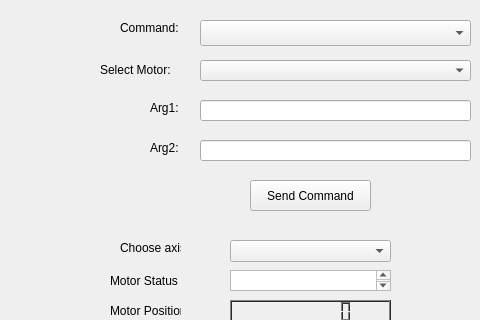
Before: the Qt Designer form main_window.ui in JetLuck12/University_project, drawn with Qt 5; both pictures show x 0 to 480 and y 0 to 320 of the 600 by 570 pixel window.
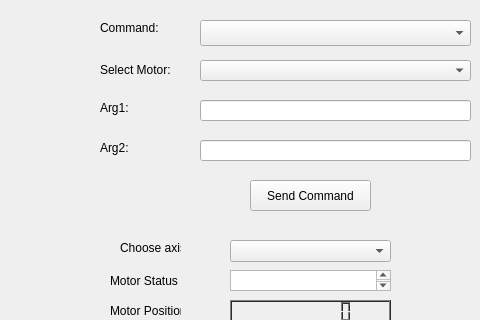
After: the same form once the commit is applied.

Commit message: Доделал комманды

```diff
--- a/main_window.ui
+++ b/main_window.ui
@@ -17,7 +17,7 @@
    <widget class="QLabel" name="label_command">
     <property name="geometry">
      <rect>
-      <x>120</x>
+      <x>100</x>
       <y>20</y>
       <width>71</width>
       <height>16</height>
@@ -53,7 +53,7 @@
    <widget class="QLabel" name="label_arg1">
     <property name="geometry">
      <rect>
-      <x>150</x>
+      <x>100</x>
       <y>100</y>
       <width>47</width>
       <height>16</height>
@@ -76,7 +76,7 @@
    <widget class="QLabel" name="label_arg2">
     <property name="geometry">
      <rect>
-      <x>150</x>
+      <x>100</x>
       <y>140</y>
       <width>47</width>
       <height>16</height>
```
The commit also changes 1 other file.
